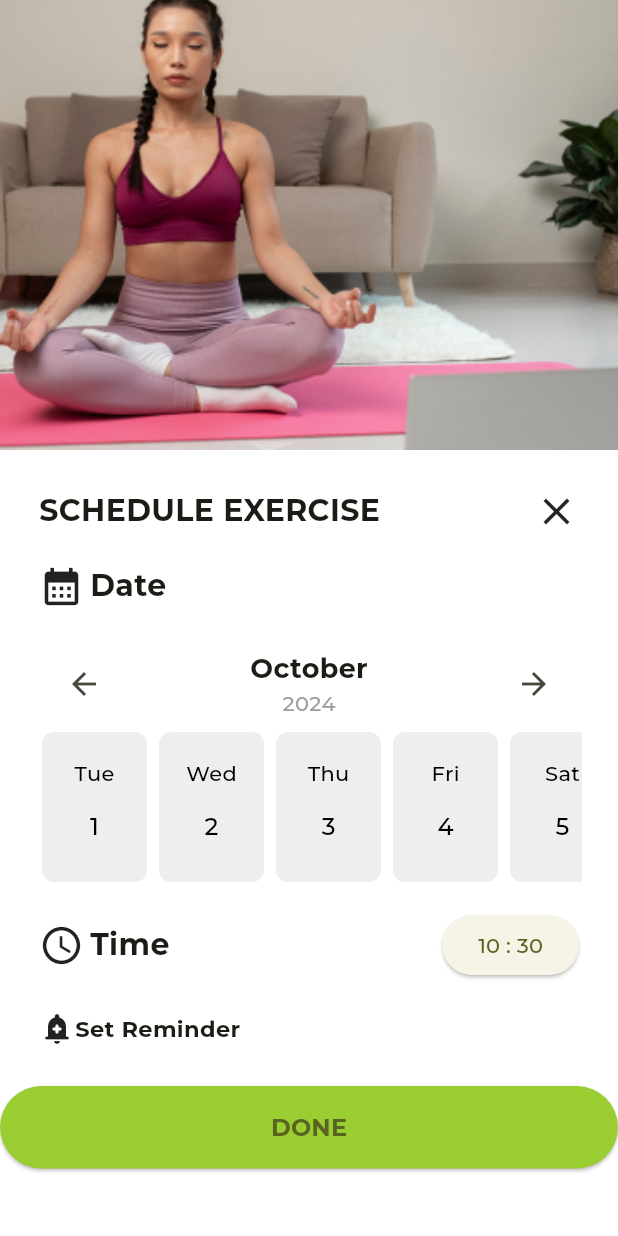
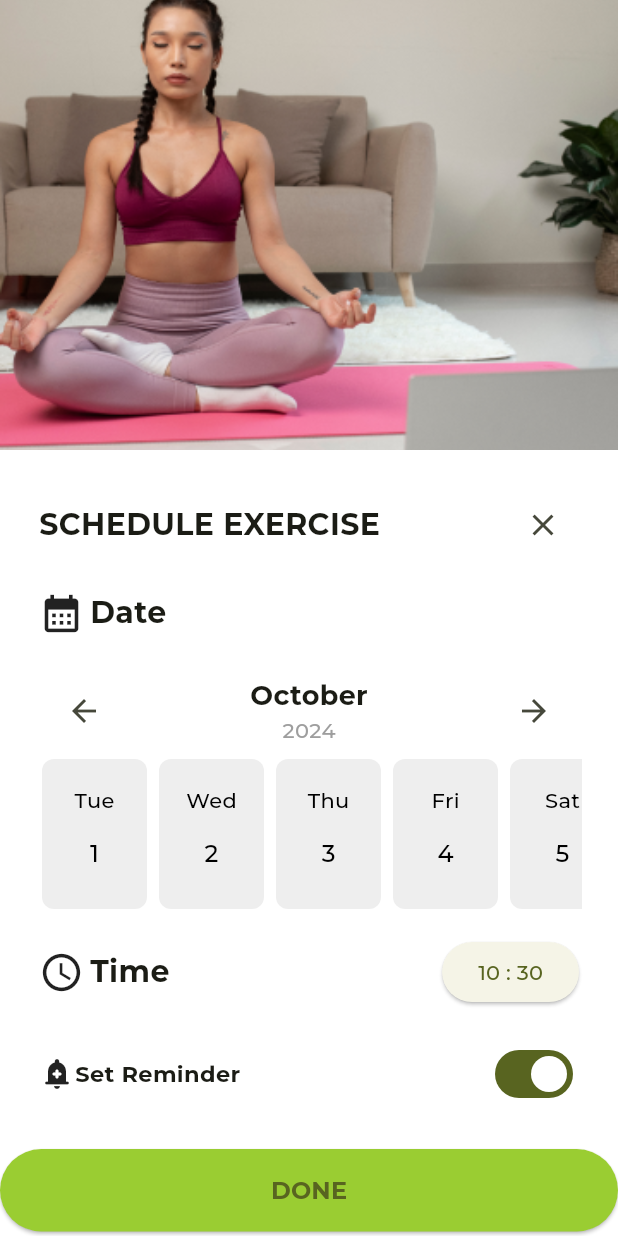
Before and after one commit to ahmedmagdy99101/fitness_app, a Flutter app: the Schedule screen opened directly, on a phone screen of 412 x 824 dp. Run offline on Flutter 3.47's test engine with Material 3 defaults, Android fonts, the phone set to English and light mode, and no system bars; our stand-ins replace cached_network_image, cloud_firestore, custom_navigation_bar, firebase_auth, firebase_core, flutter_bloc and 2 more; missing offline and left inert: neon_circular_timer; accounts and stored records are empty; project files that could hold a hidden picture were left out.

Commit message:
add a new screens exercise

```diff
--- a/lib/features/exercise/screens/Exercise_Screens/ExerciseDetails.dart
+++ b/lib/features/exercise/screens/Exercise_Screens/ExerciseDetails.dart
@@ -1,6 +1,7 @@
 import 'package:flutter/material.dart';
 
 import 'Schedula.dart';
+import 'StartTraining_Screen.dart';
 
 class ExerciseDetails_Screen extends StatefulWidget {
   const ExerciseDetails_Screen({super.key});
@@ -147,7 +148,8 @@ class _ExerciseDetails_ScreenState extends State<ExerciseDetails_Screen> {
                   padding: const EdgeInsets.symmetric(vertical: 16),
                 ),
                 onPressed: () {
-                  // Handle Next Steps action
+                  Navigator.push(context, MaterialPageRoute(builder: (context) => StartTraining_Screen(), settings:
+                  RouteSettings(arguments: argument['title'])));
                 },
                 child: const Text(
                   'Start Now',
--- a/lib/features/exercise/screens/Exercise_Screens/Schedula.dart
+++ b/lib/features/exercise/screens/Exercise_Screens/Schedula.dart
@@ -1,8 +1,8 @@
 import 'package:flutter/material.dart';
-
 import '../../../meals/widgets/calender.dart';
 
-final time = TimeOfDay.now();
+TimeOfDay selectTime = TimeOfDay.now();
+DateTime scheduleTime = DateTime.now();
 
 class Schedule extends StatefulWidget {
   const Schedule({super.key});
@@ -10,8 +10,6 @@ class Schedule extends StatefulWidget {
   @override
   State<Schedule> createState() => _ScheduleState();
 }
-
-DateTime dateTime = DateTime.now();
 
 class _ScheduleState extends State<Schedule> {
   @override
@@ -39,18 +37,19 @@ class _ScheduleState extends State<Schedule> {
                       Padding(
                         padding: const EdgeInsets.all(10.0),
                         child: Container(
-                          child: const Row(
+                          child: Row(
                             mainAxisAlignment: MainAxisAlignment.spaceBetween,
                             children: [
-                              Text(
+                              const Text(
                                 "SCHEDULE EXERCISE",
                                 style: TextStyle(
                                     fontSize: 20, fontWeight: FontWeight.bold),
                               ),
-                              Icon(
-                                Icons.close,
-                                size: 30,
-                              )
+                              IconButton(
+                                  onPressed: (){
+                                    Navigator.pop(context);
+                                  },
+                                  icon: const Icon(Icons.close))
                             ],
                           ),
                         ),
@@ -106,22 +105,31 @@ class _ScheduleState extends State<Schedule> {
                             Padding(
                                 padding: const EdgeInsets.all(10.0),
                                 child: ElevatedButton(
-                                    onPressed: () {
-                                      showTime(context);
+                                    onPressed: () async{
+                                      final TimeOfDay? timeOfDay = await showTimePicker(
+                                        context: context,
+                                        initialTime: selectTime,
+                                        initialEntryMode: TimePickerEntryMode.dial,
+                                      );
+                                      if (timeOfDay != null){
+                                        setState(() {
+                                          selectTime = timeOfDay;
+                                        });
+                                      }
                                     },
                                     child:
-                                        Text("${time.hour} : ${time.minute}")))
+                                        Text("${selectTime.hour} : ${selectTime.minute}")))
                           ],
                         ),
                       ),
                       Padding(
                         padding: const EdgeInsets.all(10.0),
                         child: Container(
+                          child:  Row(
+                            mainAxisAlignment: MainAxisAlignment.spaceBetween,
+                            children: [
+                              Container(
                                 child: const Row(
-                            children: [
-                              Column(
-                                children: [
-                                  Row(
                                   children: [
                                     Icon(Icons.add_alert_rounded),
                                     SizedBox(
@@ -134,9 +142,14 @@ class _ScheduleState extends State<Schedule> {
                                           fontWeight: FontWeight.bold),
                                     )
                                   ],
-                                  )
-                                ],
-                              )
+                                ),
+                              ),
+                              Transform.scale(
+                                scale: 1,
+                                child: Switch(
+                                    value: true,
+                                    onChanged: (value){}),
+                              ),
                             ],
                           ),
                         ),
@@ -152,9 +165,7 @@ class _ScheduleState extends State<Schedule> {
                       // Light green color
                       padding: const EdgeInsets.symmetric(vertical: 16),
                     ),
-                    onPressed: () {
-                      // Handle Next Steps action
-                    },
+                    onPressed: () {},
                     child: const Text(
                       'DONE',
                       style:
@@ -173,7 +184,3 @@ Widget buildDateSelector() {
     child: HorizontalCalendar(),
   );
 }
-
-showTime(context) {
-  showTimePicker(context: context, initialTime: time);
-}
```
Also changed, not shown: lib/features/exercise/screens/Exercise_Screens/StartTraining_Screen.dart (+69 -34 lines). Lines whose indentation alone changed are shown as unchanged.
